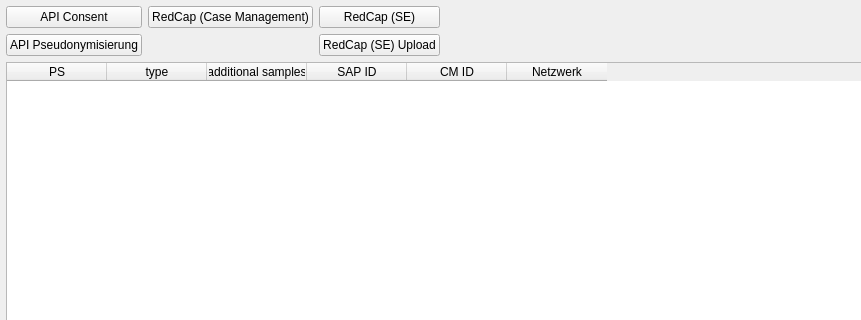
This is src/MVHub/MVHub.ui in imgag/ngs-bits as Qt 5 draws it before an edit; both pictures show x 0 to 861 and y 0 to 320 of the 1100 by 800 pixel window. The edited form follows.
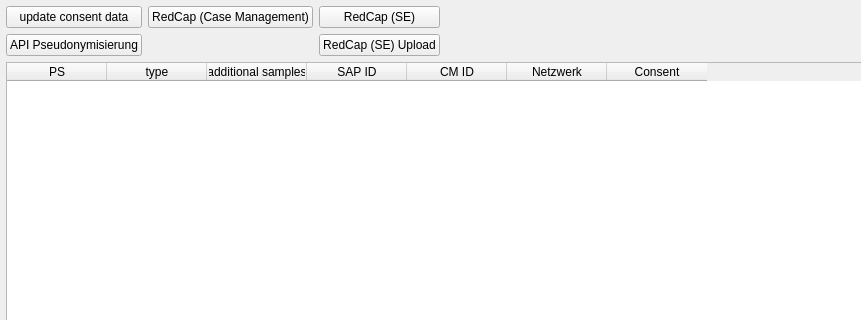
This is the edited form. Icons and pictures are not drawn.

Commit message: MVHub: some updates for consent parsing

The edit to the form file:
```diff
--- a/src/MVHub/MVHub.ui
+++ b/src/MVHub/MVHub.ui
@@ -40,7 +40,7 @@
     <item row="0" column="0">
      <widget class="QPushButton" name="api_consent">
       <property name="text">
-       <string>API Consent</string>
+       <string>update consent data</string>
       </property>
      </widget>
     </item>
@@ -127,6 +127,11 @@
          <string>Netzwerk</string>
         </property>
        </column>
+       <column>
+        <property name="text">
+         <string>Consent</string>
+        </property>
+       </column>
       </widget>
       <widget class="QPlainTextEdit" name="output"/>
      </widget>
```
Left out of the diff: 5 changed lines with no effect on the pictures. The commit also changes 2 other files.
